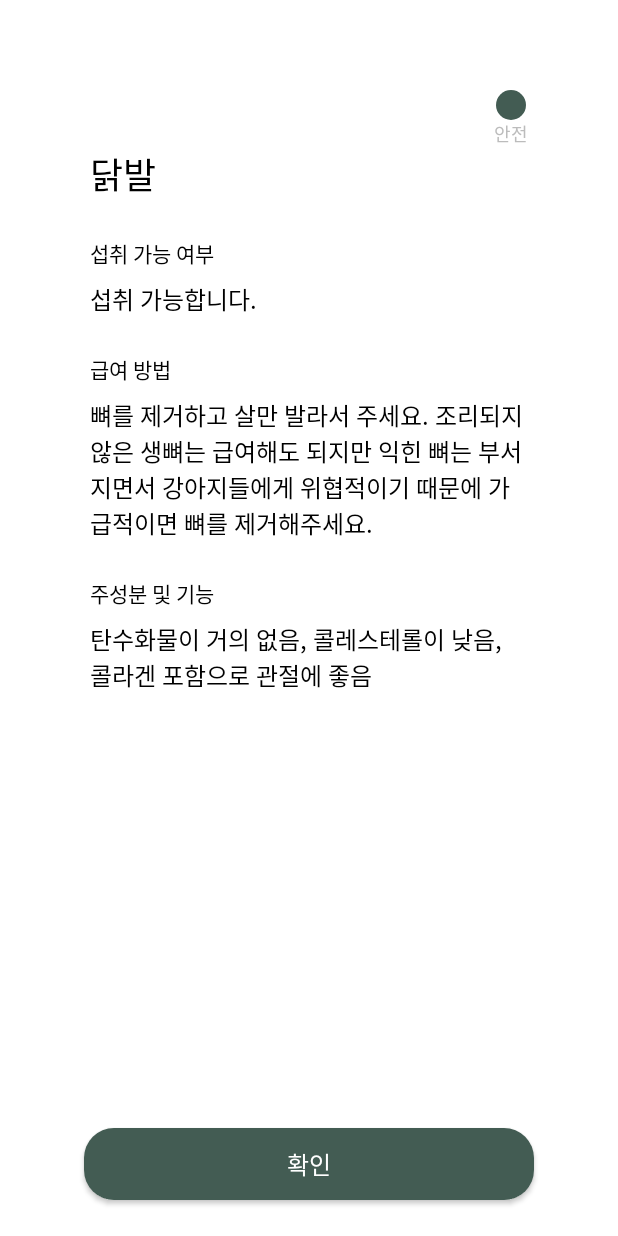
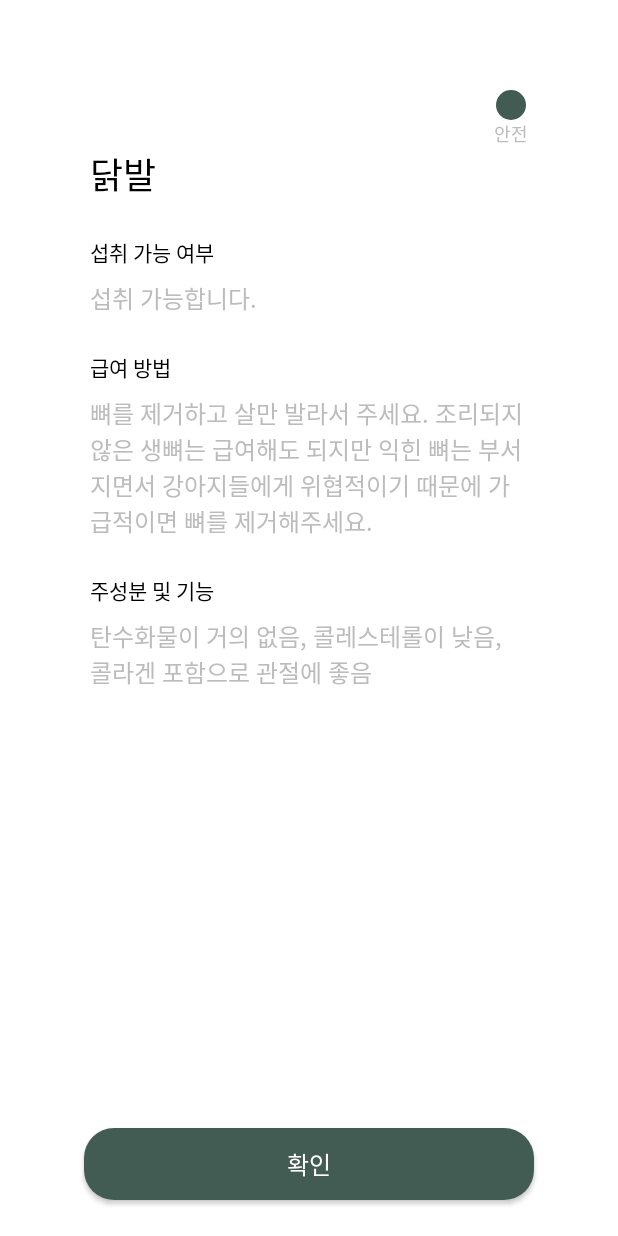
Before and after one commit to EAT-IT-DOG/Eat-It-Dog-Android-V2, an Android app: the layout activity_result.xml on its own in the app's theme, with its tools: preview values and no code run, on a phone screen of 412 x 824 dp. Run offline under Robolectric (Android 15) with nearby library versions, the phone set to English and light mode, and no system bars.

Commit message:
♻️:: design

```diff
--- a/presentation/src/main/res/layout/activity_result.xml
+++ b/presentation/src/main/res/layout/activity_result.xml
@@ -50,6 +50,8 @@
                     tools:text="안전" />
 
                 <TextView
+                    android:fontFamily="@font/notosanskr_medium"
+                    android:includeFontPadding="false"
                     android:id="@+id/food_name"
                     android:layout_width="wrap_content"
                     android:layout_height="wrap_content"
@@ -60,6 +62,8 @@
                     tools:text="닭발" />
 
                 <TextView
+                    android:fontFamily="@font/notosanskr_medium"
+                    android:includeFontPadding="false"
                     android:id="@+id/edible_title"
                     android:layout_width="wrap_content"
                     android:layout_height="wrap_content"
@@ -71,11 +75,13 @@
                     app:layout_constraintTop_toBottomOf="@id/food_name" />
 
                 <TextView
+                    android:fontFamily="@font/notosanskr_regular"
+                    android:includeFontPadding="false"
                     android:id="@+id/edible_text"
                     android:layout_width="wrap_content"
                     android:layout_height="wrap_content"
                     android:layout_marginTop="8dp"
-                    android:textColor="@color/black"
+                    android:textColor="@color/text_gray"
                     android:textSize="16sp"
                     app:layout_constraintStart_toStartOf="parent"
                     app:layout_constraintTop_toBottomOf="@id/edible_title"
@@ -88,6 +94,8 @@
                     app:layout_constraintTop_toBottomOf="@id/edible_text">
 
                     <TextView
+                        android:fontFamily="@font/notosanskr_medium"
+                        android:includeFontPadding="false"
                         android:id="@+id/feed_title"
                         android:layout_width="wrap_content"
                         android:layout_height="wrap_content"
@@ -99,11 +107,13 @@
                         app:layout_constraintTop_toTopOf="parent" />
 
                     <TextView
+                        android:fontFamily="@font/notosanskr_regular"
+                        android:includeFontPadding="false"
                         android:id="@+id/feed_text"
                         android:layout_width="wrap_content"
                         android:layout_height="wrap_content"
                         android:layout_marginTop="8dp"
-                        android:textColor="@color/black"
+                        android:textColor="@color/text_gray"
                         android:textSize="16sp"
                         app:layout_constraintStart_toStartOf="parent"
                         app:layout_constraintTop_toBottomOf="@id/feed_title"
@@ -112,6 +122,8 @@
                 </androidx.constraintlayout.widget.ConstraintLayout>
 
                 <TextView
+                    android:fontFamily="@font/notosanskr_medium"
+                    android:includeFontPadding="false"
                     android:id="@+id/explain_title"
                     android:layout_width="wrap_content"
                     android:layout_height="wrap_content"
@@ -123,11 +135,13 @@
                     tools:text="주성분 및 기능" />
 
                 <TextView
+                    android:fontFamily="@font/notosanskr_regular"
+                    android:includeFontPadding="false"
                     android:id="@+id/explain_text"
                     android:layout_width="wrap_content"
                     android:layout_height="wrap_content"
                     android:layout_marginTop="8dp"
-                    android:textColor="@color/black"
+                    android:textColor="@color/text_gray"
                     android:textSize="16sp"
                     app:layout_constraintStart_toStartOf="parent"
                     app:layout_constraintTop_toBottomOf="@id/explain_title"
@@ -151,6 +165,8 @@
             android:text="검색하신 음식이 없습니다" />
 
         <androidx.appcompat.widget.AppCompatButton
+            android:fontFamily="@font/notosanskr_regular"
+            android:includeFontPadding="false"
             android:id="@+id/confirm_btn"
             android:layout_width="match_parent"
             android:layout_height="wrap_content"
--- a/presentation/src/main/res/layout/item_category.xml
+++ b/presentation/src/main/res/layout/item_category.xml
@@ -15,6 +15,8 @@
         android:layout_height="wrap_content">
 
         <TextView
+            android:fontFamily="@font/notosanskr_medium"
+            android:includeFontPadding="false"
             android:id="@+id/category_text"
             android:layout_width="wrap_content"
             android:layout_height="wrap_content"
--- a/presentation/src/main/res/layout/item_category_search.xml
+++ b/presentation/src/main/res/layout/item_category_search.xml
@@ -23,6 +23,8 @@
             android:background="@drawable/round_green">
 
             <TextView
+                android:fontFamily="@font/notosanskr_medium"
+                android:includeFontPadding="false"
                 android:id="@+id/search_food_name"
                 android:layout_width="wrap_content"
                 android:layout_height="wrap_content"
@@ -36,6 +38,8 @@
                 android:textSize="24sp" />
 
             <TextView
+                android:fontFamily="@font/notosanskr_regular"
+                android:includeFontPadding="false"
                 android:id="@+id/search_food_category"
                 android:layout_width="wrap_content"
                 android:layout_height="wrap_content"
```
Also changed, not shown: presentation/src/main/res/layout/fragment_home.xml (+22 -6 lines), presentation/src/main/res/layout/fragment_search.xml (+8 -0 lines), 3 other files.
